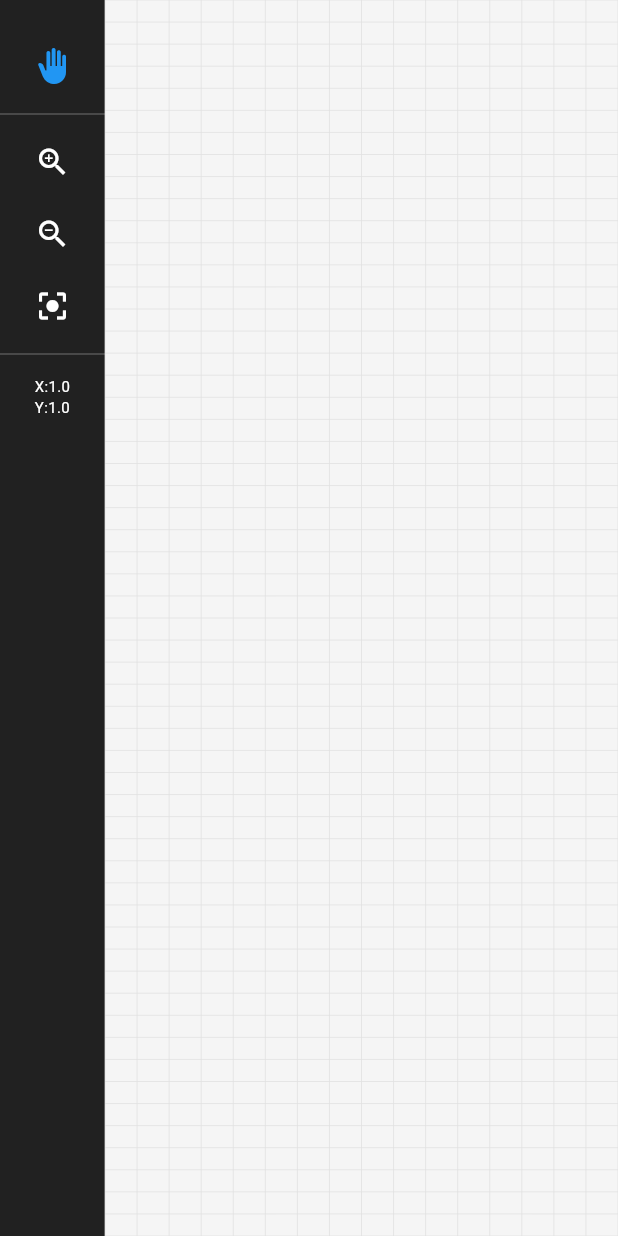
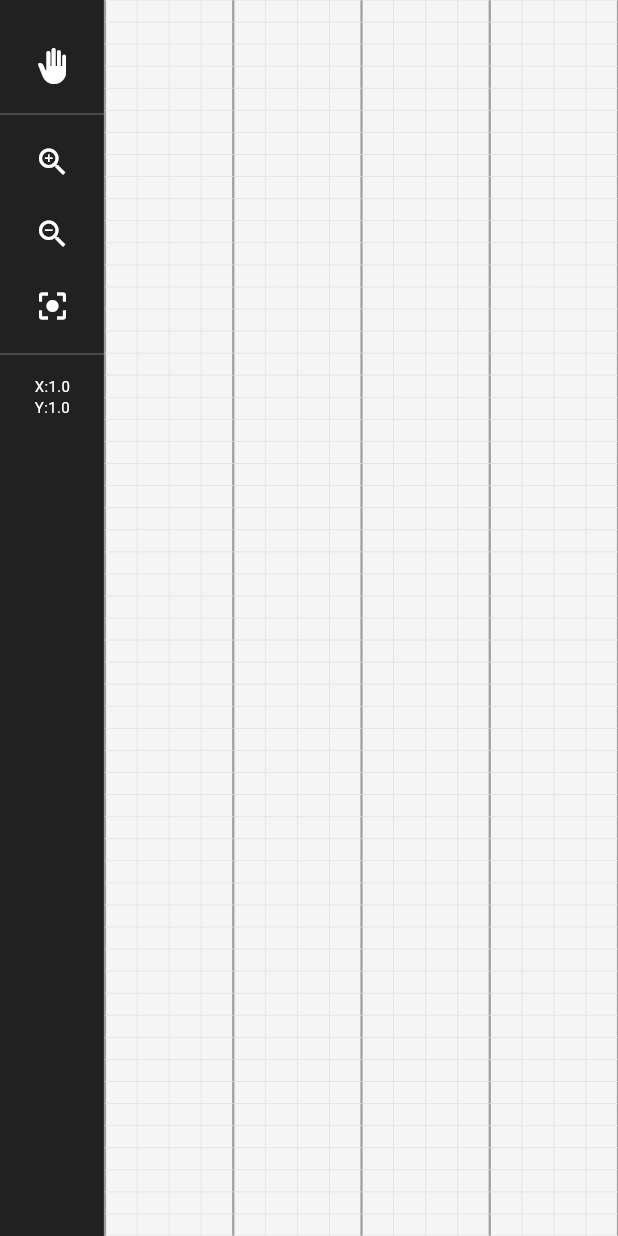
Before and after one commit to shchnad/cellnotation-app-new, a Flutter app: the screen it shows after launch, after a tap on "Create Composition", on a phone screen of 412 x 824 dp. Run offline on Flutter 3.47's test engine with Material 3 defaults, Android fonts, the phone set to English and light mode, and no system bars.

Commit message:
hand works, tap works

```diff
--- /dev/null
+++ b/lib/painters/grid_painter.dart
@@ -0,0 +1,56 @@
+import 'package:flutter/material.dart';
+
+class GridPainter extends CustomPainter {
+  final int beats;
+  final int rows;
+  final double cellWidth;
+  final double cellHeight;
+
+  GridPainter({
+    required this.beats,
+    required this.rows,
+    required this.cellWidth,
+    required this.cellHeight,
+  });
+
+  @override
+  void paint(Canvas canvas, Size size) {
+    final thin = Paint()
+      ..color = Colors.grey.shade300
+      ..strokeWidth = 0.5;
+
+    final thick = Paint()
+      ..color = Colors.grey.shade500
+      ..strokeWidth = 1.5;
+
+    // Vertical beat lines
+    for (int beat = 0; beat <= beats; beat++) {
+      final x = beat * cellWidth;
+
+      canvas.drawLine(
+        Offset(x, 0),
+        Offset(x, size.height),
+        beat % 4 == 0 ? thick : thin,
+      );
+    }
+
+    // Horizontal note lines
+    for (int row = 0; row <= rows; row++) {
+      final y = row * cellHeight;
+
+      canvas.drawLine(
+        Offset(0, y),
+        Offset(size.width, y),
+        thin,
+      );
+    }
+  }
+
+  @override
+  bool shouldRepaint(GridPainter oldDelegate) {
+    return oldDelegate.cellWidth != cellWidth ||
+        oldDelegate.cellHeight != cellHeight ||
+        oldDelegate.beats != beats ||
+        oldDelegate.rows != rows;
+  }
+}
--- a/lib/screens/composition_screen.dart
+++ b/lib/screens/composition_screen.dart
@@ -38,8 +38,8 @@ class CompositionScreen extends StatelessWidget {
                             ? Icons.pan_tool
                             : Icons.back_hand,
                         color:  controller.currentHand == Hand.left
-                        ? Colors.white
-                        : Colors.blue,
+                        ? Colors.blue
+                        : Colors.white,
                       ),
                       onPressed: controller.toggleHand,
                     ),
--- a/lib/widgets/grid_widget.dart
+++ b/lib/widgets/grid_widget.dart
@@ -1,6 +1,7 @@
 import 'package:flutter/material.dart';
 
 import '../controllers/composition_controller.dart';
+import '../painters/grid_painter.dart';
 import 'note_block_widget.dart';
 
 class GridWidget extends StatelessWidget {
@@ -13,8 +14,6 @@ class GridWidget extends StatelessWidget {
 
   @override
   Widget build(BuildContext context) {
-
-
     return LayoutBuilder(
       builder: (context, constraints) {
         final width = constraints.maxWidth;
@@ -23,15 +22,16 @@ class GridWidget extends StatelessWidget {
         final beats = controller.maxBeats;
         final rows = controller.maxRows;
 
-        final cellWidth = (width / beats) * controller.zoomX;
-        final cellHeight = (height / rows) * controller.zoomY;
+        final cellWidth = width / beats * controller.zoomX;
+        final cellHeight = height / rows * controller.zoomY;
 
         return Stack(
           children: [
-            // ================= VISUAL GRID =================
+            // ================= GRID =================
+
             Positioned.fill(
               child: CustomPaint(
-                painter: _GridPainter(
+                painter: GridPainter(
                   beats: beats,
                   rows: rows,
                   cellWidth: cellWidth,
@@ -40,11 +40,12 @@ class GridWidget extends StatelessWidget {
               ),
             ),
 
+            // ================= TAP LAYER =================
 
-// ================= TAP LAYER =================
             Positioned.fill(
               child: GestureDetector(
                 behavior: HitTestBehavior.translucent,
+
                 onTapDown: (details) {
                   final x = details.localPosition.dx;
                   final y = details.localPosition.dy;
@@ -55,80 +56,35 @@ class GridWidget extends StatelessWidget {
                   if (beat < 0 || beat >= beats) return;
                   if (row < 0 || row >= rows) return;
 
-                  final existing = controller.getNoteAt(beat, row);
+                  final note = controller.getNoteAt(beat, row);
 
-                  if (existing == null) {
+                  if (note == null) {
                     controller.addNote(
                       beat: beat,
                       row: row,
                     );
                   } else {
-                    controller.removeNote(existing);
+                    controller.removeNote(note);
                   }
                 },
+
                 child: const SizedBox.expand(),
               ),
             ),
 
             // ================= NOTES =================
-            ...controller.notes.map((note) {
-              return NoteBlockWidget(
+
+            ...controller.notes.map(
+                  (note) => NoteBlockWidget(
                 note: note,
                 cellWidth: cellWidth,
                 cellHeight: cellHeight,
                 controller: controller,
-              );
-            }).toList(),
+              ),
+            ),
           ],
         );
       },
     );
   }
 }
-
-// Grid Painter
-
-class _GridPainter extends CustomPainter {
-  final int beats;
-  final int rows;
-  final double cellWidth;
-  final double cellHeight;
-
-  _GridPainter({
-    required this.beats,
-    required this.rows,
-    required this.cellWidth,
-    required this.cellHeight,
-  });
-
-  @override
-  void paint(Canvas canvas, Size size) {
-    final paint = Paint()
-      ..color = Colors.grey.shade300
-      ..strokeWidth = 0.5;
-
-// Vertical lines
-    for (int i = 0; i <= beats; i++) {
-      final x = i * cellWidth;
-      canvas.drawLine(
-        Offset(x, 0),
-        Offset(x, size.height),
-        paint,
-      );
-    }
-
-// Horizontal lines
-    for (int i = 0; i <= rows; i++) {
-      final y = i * cellHeight;
-      canvas.drawLine(
-        Offset(0, y),
-        Offset(size.width, y),
-        paint,
-      );
-    }
-
-  }
-
-  @override
-  bool shouldRepaint(covariant CustomPainter oldDelegate) => true;
-}
--- a/lib/widgets/note_block_widget.dart
+++ b/lib/widgets/note_block_widget.dart
@@ -1,5 +1,6 @@
 import 'package:flutter/material.dart';
 import '../controllers/composition_controller.dart';
+import '../enums/hand.dart';
 import '../models/note.dart';
 
 class NoteBlockWidget extends StatelessWidget {
@@ -46,7 +47,9 @@ class NoteBlockWidget extends StatelessWidget {
 
         child: Container(
           decoration: BoxDecoration(
-            color: Colors.blue,
+            color: note.hand == Hand.left
+            ? Colors.blue
+            : Colors.black,
             borderRadius: BorderRadius.circular(4),
           ),
         ),
```
